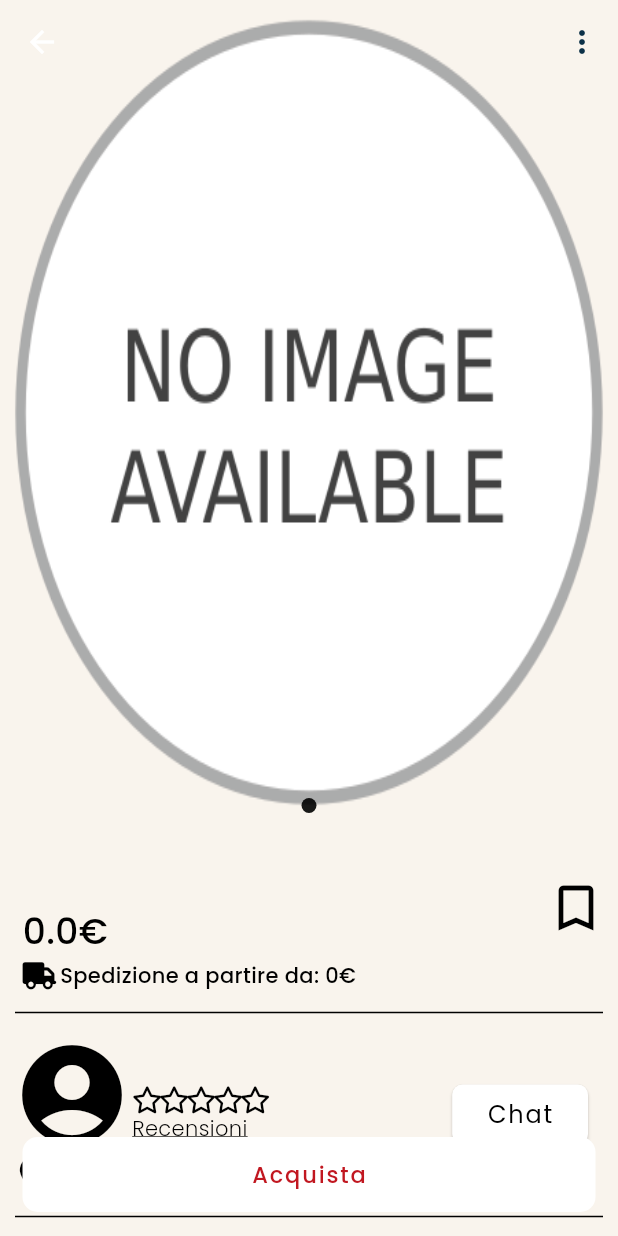
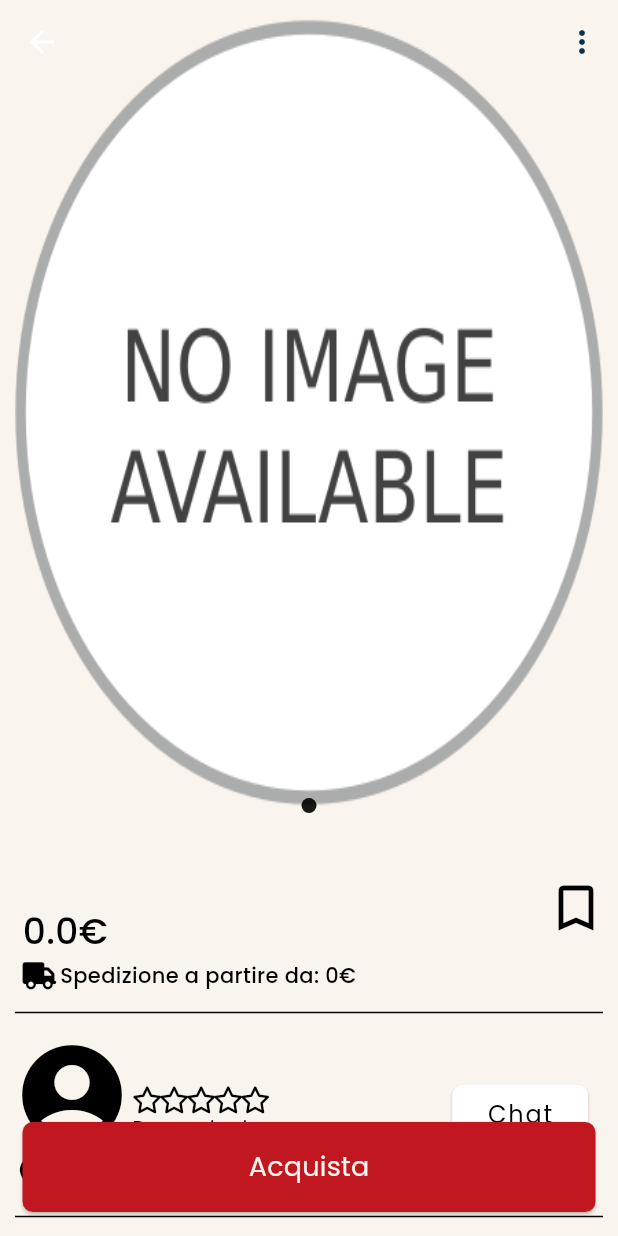
Before and after one commit to LorenzoMastrini/ComicSans, a Flutter app: the ProductDetail screen opened directly with empty values, on a phone screen of 412 x 824 dp. Run offline on Flutter 3.47's test engine with Material 3 defaults, Android fonts, the phone set to English and light mode, and no system bars; drawn by our look-alikes of carousel_slider; our stand-ins replace font_awesome_flutter, google_fonts, image_picker, sliding_up_panel; accounts and stored records are empty; statements that could not run were skipped.

Commit message:
Refactor offer acceptance and purchase flow
Replaces the 'Accetta' and 'Rifiuta' offer buttons with a single 'Acquista' button in message components, and ensures the purchase button is only enabled if the comic is available. Updates ProductDetail to use ComicSansButton for purchases. Refactors image loading in PurchaseScreen to handle both asset and file images, and updates the purchase logic to remove comics via the provider instead of SampleData. Also fixes provider usage from watch to read where appropriate.

```diff
--- a/lib/providers/messages_provider.dart
+++ b/lib/providers/messages_provider.dart
@@ -80,7 +80,7 @@ class MessagesProvider extends ChangeNotifier {
   }
 
   void acceptOffer(BuildContext context, Chat chat) {
-    final userProvider = context.watch<UserProvider>();
+    final userProvider = context.read<UserProvider>();
 
     final newMessage = Message(
         sender: userProvider.loggedInUser!,
--- a/lib/screens/ProductDetail.dart
+++ b/lib/screens/ProductDetail.dart
@@ -1,5 +1,6 @@
 import 'dart:io';
 import 'package:comicsans/Chat.dart';
+import 'package:comicsans/Components/ComicSansButton.dart';
 import 'package:comicsans/comic.dart';
 import 'package:comicsans/global_constants.dart';
 import 'package:comicsans/providers/user_provider.dart';
@@ -440,22 +441,14 @@ class _ProductDetailState extends State<ProductDetail> {
 
       floatingActionButtonLocation: FloatingActionButtonLocation.centerFloat,
       floatingActionButton: SizedBox(
-        height: 50,
         width: MediaQuery.of(context).size.width - 30,
-        child: ElevatedButton(
+        child: ComicSansButton(
           onPressed: () {
             Navigator.push(context, MaterialPageRoute(
               builder: (context) => PurchaseScreen(comic: widget.comic)
             ));
           },
-          style: ElevatedButton.styleFrom(
-            backgroundColor: Colors.white,
-            shadowColor: Colors.transparent,
-            shape: RoundedRectangleBorder(
-              borderRadius: BorderRadius.circular(10),
-            ),
-          ),
-          child: const Text('Acquista'),
+          text: 'Acquista',
         ),
       ),
     );
```
Also changed, not shown: lib/components/MessageComponent.dart (+5 -34 lines), lib/screens/PurchaseScreen.dart (+10 -6 lines), 1 other file.
